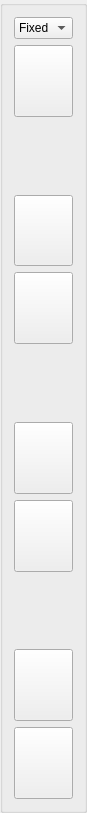
Above: src/gui/CameraToolbar.ui from eringerli/QtOpenGuidance before the change. Below: the same form after it.
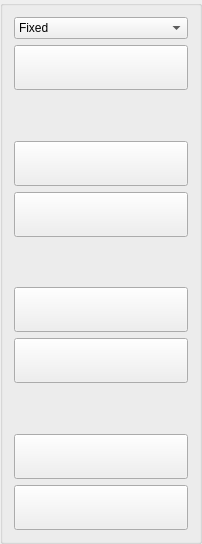
That is the form after the change. Icons and pictures are not drawn.

Commit message: overhauled CameraController

Patch:
```diff
--- a/src/gui/CameraToolbar.ui
+++ b/src/gui/CameraToolbar.ui
@@ -6,10 +6,16 @@
    <rect>
     <x>0</x>
     <y>0</y>
-    <width>82</width>
-    <height>813</height>
+    <width>202</width>
+    <height>544</height>
    </rect>
   </property>
+  <property name="sizePolicy">
+   <sizepolicy hsizetype="Minimum" vsizetype="Minimum">
+    <horstretch>0</horstretch>
+    <verstretch>0</verstretch>
+   </sizepolicy>
+  </property>
   <property name="windowTitle">
    <string>Camera</string>
   </property>
@@ -85,10 +91,13 @@
      <property name="orientation">
       <enum>Qt::Vertical</enum>
      </property>
+     <property name="sizeType">
+      <enum>QSizePolicy::MinimumExpanding</enum>
+     </property>
      <property name="sizeHint" stdset="0">
       <size>
-       <width>20</width>
-       <height>40</height>
+       <width>10</width>
+       <height>0</height>
       </size>
      </property>
     </spacer>
@@ -162,10 +171,13 @@
      <property name="orientation">
       <enum>Qt::Vertical</enum>
      </property>
+     <property name="sizeType">
+      <enum>QSizePolicy::MinimumExpanding</enum>
+     </property>
      <property name="sizeHint" stdset="0">
       <size>
-       <width>20</width>
-       <height>40</height>
+       <width>10</width>
+       <height>0</height>
       </size>
      </property>
     </spacer>
@@ -242,10 +254,13 @@
      <property name="orientation">
       <enum>Qt::Vertical</enum>
      </property>
+     <property name="sizeType">
+      <enum>QSizePolicy::MinimumExpanding</enum>
+     </property>
      <property name="sizeHint" stdset="0">
       <size>
-       <width>20</width>
-       <height>40</height>
+       <width>10</width>
+       <height>0</height>
       </size>
      </property>
     </spacer>
```
Left out of the diff: 3 changed lines with no effect on the pictures. The commit also changes 3 other files.
